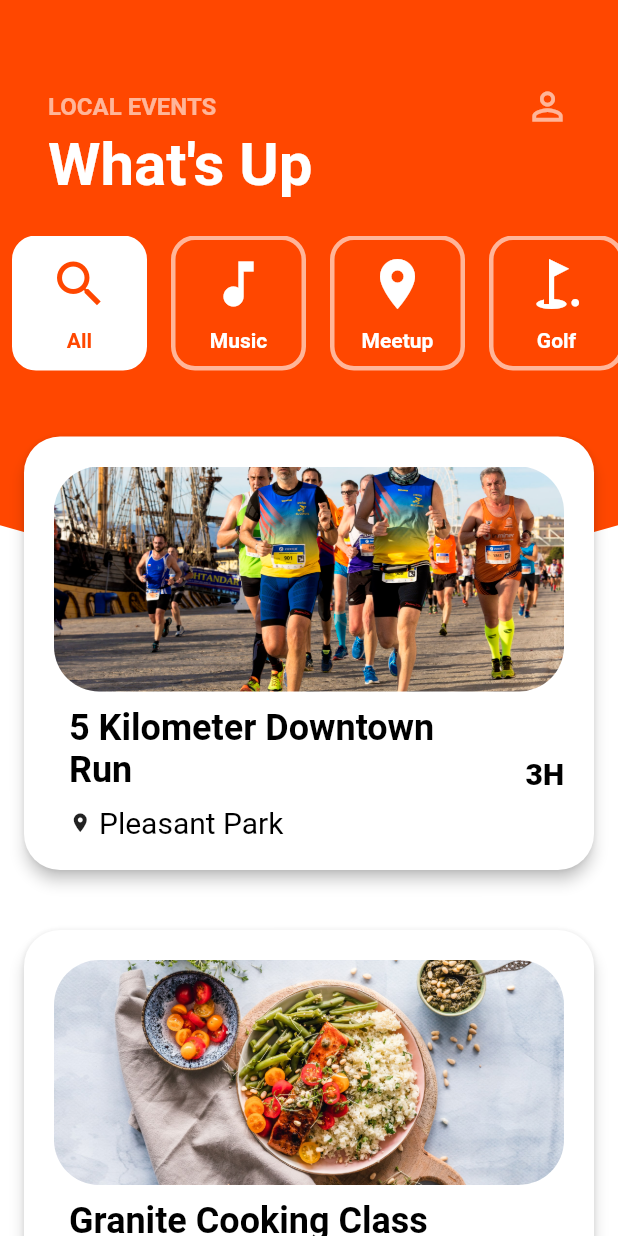
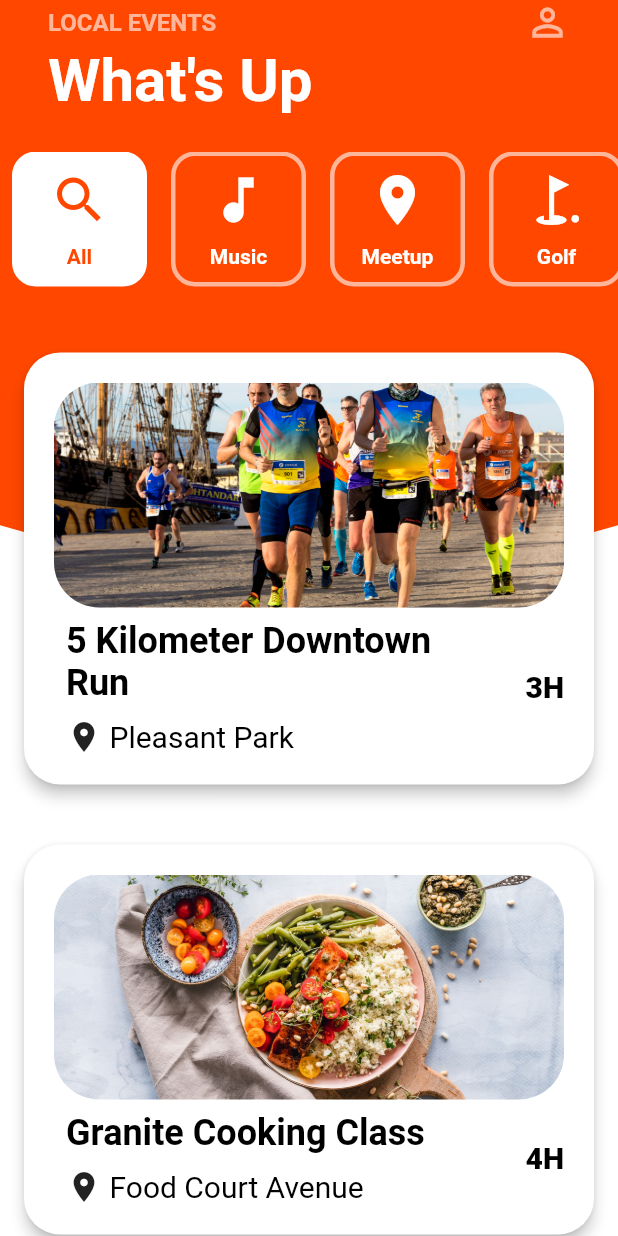
Before and after one commit to TechieBlossom/local_events_app, a Flutter app: the screen it shows after launch, on a phone screen of 412 x 824 dp. Run offline on Flutter 3.47's test engine with Material 2 defaults, Android fonts, the phone set to English and light mode, and no system bars.

Commit message:
final commit

```diff
--- a/lib/app_state.dart
+++ b/lib/app_state.dart
@@ -1,11 +1,11 @@
 import 'package:flutter/material.dart';
 
-class AppState extends ChangeNotifier{
+class AppState extends ChangeNotifier {
 
   int selectedCategoryId = 0;
 
-  updateCategoryId(int selectedCategoryId) {
-    this.selectedCategoryId = selectedCategoryId;
+  void updateCategoryId(int selectedCategoryId) {
+    this.selectedCategoryId  = selectedCategoryId;
     notifyListeners();
   }
 }
--- a/lib/main.dart
+++ b/lib/main.dart
@@ -1,5 +1,6 @@
 import 'package:flutter/material.dart';
-import 'package:localeventsapp/ui/homepage/homepage.dart';
+
+import 'ui/homepage/home_page.dart';
 
 void main() => runApp(MyApp());
 
@@ -11,7 +12,6 @@ class MyApp extends StatelessWidget {
       debugShowCheckedModeBanner: false,
       theme: ThemeData(
         scaffoldBackgroundColor: Color(0xFFFFFFFF),
-        primarySwatch: Colors.blue,
         primaryColor: Color(0xFFFF4700),
       ),
       home: HomePage(),
--- a/lib/model/category.dart
+++ b/lib/model/category.dart
@@ -34,6 +34,7 @@ final golfCategory = Category(
 );
 
 final birthdayCategory = Category(
+  categoryId: 4,
   name: "Birthday",
   icon: Icons.cake,
 );
--- a/lib/model/event.dart
+++ b/lib/model/event.dart
@@ -22,6 +22,7 @@ final fiveKmRunEvent = Event(
     duration: "3h",
     punchLine1: "Marathon!",
     punchLine2: "The latest fad in foodology, get the inside scoup.",
+    galleryImages: [],
     categoryIds: [0, 1]);
 
 final cookingEvent = Event(
@@ -43,6 +44,7 @@ final musicConcert = Event(
     duration: "5h",
     punchLine1: "Music Lovers!",
     punchLine2: "The latest fad in foodology, get the inside scoup.",
+    galleryImages: ["assets/event_images/cooking_1.jpeg", "assets/event_images/cooking_2.jpeg", "assets/event_images/cooking_3.jpeg"],
     categoryIds: [0, 1]);
 
 final golfCompetition = Event(
@@ -53,6 +55,12 @@ final golfCompetition = Event(
     duration: "1d",
     punchLine1: "Golf!",
     punchLine2: "The latest fad in foodology, get the inside scoup.",
+    galleryImages: ["assets/event_images/cooking_1.jpeg", "assets/event_images/cooking_2.jpeg", "assets/event_images/cooking_3.jpeg"],
     categoryIds: [0, 3]);
 
-final events = [fiveKmRunEvent, cookingEvent, musicConcert, golfCompetition];
+final events = [
+  fiveKmRunEvent,
+  cookingEvent,
+  musicConcert,
+  golfCompetition,
+];
--- a/lib/ui/homepage/category_widget.dart
+++ b/lib/ui/homepage/category_widget.dart
@@ -1,14 +1,14 @@
 import 'package:flutter/material.dart';
+import 'package:localeventsapp/styleguide.dart';
 import 'package:provider/provider.dart';
 
 import '../../app_state.dart';
 import '../../model/category.dart';
-import '../../styleguide.dart';
 
 class CategoryWidget extends StatelessWidget {
   final Category category;
 
-  const CategoryWidget({Key key, @required this.category}) : super(key: key);
+  const CategoryWidget({Key key, this.category}) : super(key: key);
 
   @override
   Widget build(BuildContext context) {
@@ -26,24 +26,23 @@ class CategoryWidget extends StatelessWidget {
         width: 90,
         height: 90,
         decoration: BoxDecoration(
-          border: Border.all(color: isSelected ? Colors.white : Color(0x99FFFFFF), width: 3,),
+          border: Border.all(color: isSelected ? Colors.white : Color(0x99FFFFFF), width: 3),
           borderRadius: BorderRadius.all(Radius.circular(16)),
           color: isSelected ? Colors.white : Colors.transparent,
         ),
         child: Column(
-          crossAxisAlignment: CrossAxisAlignment.center,
           mainAxisAlignment: MainAxisAlignment.center,
           children: <Widget>[
             Icon(
               category.icon,
+              color: isSelected ? Theme.of(context).primaryColor : Colors.white,
               size: 40,
-              color: isSelected ? Theme.of(context).primaryColor : Colors.white,
             ),
             SizedBox(height: 10,),
             Text(
               category.name,
               style: isSelected ? selectedCategoryTextStyle : categoryTextStyle,
-            ),
+            )
           ],
         ),
       ),
--- a/lib/ui/homepage/event_widget.dart
+++ b/lib/ui/homepage/event_widget.dart
@@ -1,7 +1,7 @@
 import 'package:flutter/material.dart';
-import 'package:localeventsapp/model/event.dart';
+import 'package:localeventsapp/styleguide.dart';
 
-import '../../styleguide.dart';
+import '../../model/event.dart';
 
 class EventWidget extends StatelessWidget {
   final Event event;
@@ -12,21 +12,17 @@ class EventWidget extends StatelessWidget {
   Widget build(BuildContext context) {
     return Card(
       margin: const EdgeInsets.symmetric(vertical: 20),
-      elevation: 4.0,
+      elevation: 4,
       color: Colors.white,
-      shape: RoundedRectangleBorder(
-        borderRadius: BorderRadius.all(
-          Radius.circular(24.0),
-        ),
-      ),
+      shape: RoundedRectangleBorder(borderRadius: BorderRadius.all(Radius.circular(24))),
       child: Padding(
-        padding: const EdgeInsets.all(20.0),
+        padding: const EdgeInsets.all(20),
         child: Column(
           crossAxisAlignment: CrossAxisAlignment.stretch,
           children: <Widget>[
             ClipRRect(
               borderRadius: BorderRadius.all(
-                Radius.circular(30.0),
+                Radius.circular(30),
               ),
               child: Image.asset(
                 event.imagePath,
@@ -35,10 +31,7 @@ class EventWidget extends StatelessWidget {
               ),
             ),
             Padding(
-              padding: const EdgeInsets.only(
-                top: 10,
-                left: 10,
-              ),
+              padding: const EdgeInsets.only(top: 8.0, left: 8.0),
               child: Row(
                 children: <Widget>[
                   Expanded(
@@ -56,17 +49,14 @@ class EventWidget extends StatelessWidget {
                         FittedBox(
                           child: Row(
                             children: <Widget>[
-                              Icon(
-                                Icons.location_on,
-                                size: 15,
-                              ),
+                              Icon(Icons.location_on),
                               SizedBox(
                                 width: 5,
                               ),
                               Text(
                                 event.location,
                                 style: eventLocationTextStyle,
-                              )
+                              ),
                             ],
                           ),
                         ),
@@ -77,8 +67,10 @@ class EventWidget extends StatelessWidget {
                     flex: 1,
                     child: Text(
                       event.duration.toUpperCase(),
-                      style: eventLocationTextStyle.copyWith(fontWeight: FontWeight.w900),
                       textAlign: TextAlign.right,
+                      style: eventLocationTextStyle.copyWith(
+                        fontWeight: FontWeight.w900,
+                      ),
                     ),
                   ),
                 ],
--- /dev/null
+++ b/lib/ui/homepage/home_page.dart
@@ -0,0 +1,95 @@
+import 'package:flutter/material.dart';
+import 'package:localeventsapp/model/category.dart';
+import 'package:localeventsapp/model/event.dart';
+import 'package:localeventsapp/styleguide.dart';
+import 'package:localeventsapp/ui/event_details/event_details_page.dart';
+import 'package:provider/provider.dart';
+
+import '../../app_state.dart';
+import 'category_widget.dart';
+import 'event_widget.dart';
+import 'home_page_background.dart';
+
+class HomePage extends StatelessWidget {
+  @override
+  Widget build(BuildContext context) {
+    return Scaffold(
+      body: ChangeNotifierProvider<AppState>(
+        create: (_) => AppState(),
+        child: Stack(
+          children: <Widget>[
+            HomePageBackground(
+              screenHeight: MediaQuery.of(context).size.height,
+            ),
+            SafeArea(
+              child: SingleChildScrollView(
+                child: Column(
+                  crossAxisAlignment: CrossAxisAlignment.start,
+                  children: <Widget>[
+                    Padding(
+                      padding: const EdgeInsets.symmetric(horizontal: 32.0),
+                      child: Row(
+                        children: <Widget>[
+                          Text(
+                            "LOCAL EVENTS",
+                            style: fadedTextStyle,
+                          ),
+                          Spacer(),
+                          Icon(
+                            Icons.person_outline,
+                            color: Color(0x99FFFFFF),
+                            size: 30,
+                          ),
+                        ],
+                      ),
+                    ),
+                    Padding(
+                      padding: const EdgeInsets.symmetric(horizontal: 32.0),
+                      child: Text(
+                        "What's Up",
+                        style: whiteHeadingTextStyle,
+                      ),
+                    ),
+                    Padding(
+                      padding: const EdgeInsets.symmetric(vertical: 24.0),
+                      child: Consumer<AppState>(
+                        builder: (context, appState, _) => SingleChildScrollView(
+                          scrollDirection: Axis.horizontal,
+                          child: Row(
+                            children: <Widget>[for (final category in categories) CategoryWidget(category: category)],
+                          ),
+                        ),
+                      ),
+                    ),
+                    Padding(
+                      padding: const EdgeInsets.symmetric(horizontal: 16.0),
+                      child: Consumer<AppState>(
+                        builder: (context, appState, _) => Column(
+                          children: <Widget>[
+                            for (final event in events.where((e) => e.categoryIds.contains(appState.selectedCategoryId)))
+                              GestureDetector(
+                                onTap: () {
+                                  Navigator.of(context).push(
+                                    MaterialPageRoute(
+                                      builder: (context) => EventDetailsPage(event: event),
+                                    ),
+                                  );
+                                },
+                                child: EventWidget(
+                                  event: event,
+                                ),
+                              )
+                          ],
+                        ),
+                      ),
+                    ),
+                  ],
+                ),
+              ),
+            ),
+          ],
+        ),
+      ),
+    );
+  }
+}
--- a/lib/ui/homepage/homepage_background.dart
+++ b/lib/ui/homepage/home_page_background.dart
@@ -1,13 +1,15 @@
 import 'package:flutter/material.dart';
 
 class HomePageBackground extends StatelessWidget {
+
   final screenHeight;
 
-  const HomePageBackground({Key key, this.screenHeight}) : super(key: key);
+  const HomePageBackground({Key key, @required this.screenHeight}) : super(key: key);
 
   @override
   Widget build(BuildContext context) {
-    final themeData = Theme.of(context);
+    final themeData  = Theme.of(context);
+
     return ClipPath(
       clipper: BottomShapeClipper(),
       child: Container(
@@ -34,4 +36,5 @@ class BottomShapeClipper extends CustomClipper<Path> {
   bool shouldReclip(CustomClipper<Path> oldClipper) {
     return true;
   }
+
 }
--- a/lib/ui/homepage/homepage.dart
+++ /dev/null
@@ -1,104 +0,0 @@
-import 'package:flutter/material.dart';
-import 'package:localeventsapp/app_state.dart';
-import 'package:localeventsapp/model/category.dart';
-import 'package:localeventsapp/model/event.dart';
-import 'package:localeventsapp/styleguide.dart';
-import 'package:localeventsapp/ui/event_details/event_detail_background.dart';
-import 'package:localeventsapp/ui/event_details/event_details_page.dart';
-import 'package:provider/provider.dart';
-
-import 'category_widget.dart';
-import 'event_widget.dart';
-import 'homepage_background.dart';
-
-class HomePage extends StatelessWidget {
-  @override
-  Widget build(BuildContext context) {
-    final screenHeight = MediaQuery.of(context).size.height;
-
-    return Scaffold(
-      body: ChangeNotifierProvider<AppState>(
-        create: (_) => AppState(),
-        child: Stack(
-          children: <Widget>[
-            HomePageBackground(
-              screenHeight: screenHeight,
-            ),
-            SingleChildScrollView(
-              child: Column(
-                crossAxisAlignment: CrossAxisAlignment.start,
-                children: <Widget>[
-                  SizedBox(
-                    height: 56,
-                  ),
-                  Padding(
-                    padding: const EdgeInsets.symmetric(horizontal: 32.0),
-                    child: Row(
-                      crossAxisAlignment: CrossAxisAlignment.center,
-                      children: <Widget>[
-                        Text("LOCAL EVENTS", style: fadedTextStyle),
-                        Spacer(),
-                        Icon(
-                          Icons.person_outline,
-                          color: Color(0x99FFFFFF),
-                          size: 30,
-                        )
-                      ],
-                    ),
-                  ),
-                  Padding(
-                    padding: const EdgeInsets.symmetric(horizontal: 32.0),
-                    child: Text(
-                      "What's Up",
-                      style: whiteHeadingTextStyle,
-                    ),
-                  ),
-                  Padding(
-                    padding: const EdgeInsets.symmetric(vertical: 24.0),
-                    child: Consumer<AppState>(
-                      builder: (context, appState, _) => SingleChildScrollView(
-                        scrollDirection: Axis.horizontal,
-                        child: Row(
-                          children: <Widget>[
-                            for (final category in categories)
-                              CategoryWidget(
-                                category: category,
-                              ),
-                          ],
-                        ),
-                      ),
-                    ),
-                  ),
-                  Padding(
-                    padding: const EdgeInsets.symmetric(horizontal: 16.0),
-                    child: Consumer<AppState>(
-                      builder: (context, appState, _) {
-                        return Column(
-                          children: <Widget>[
-                            for (final event in events.where((e) => e.categoryIds.contains(appState.selectedCategoryId)))
-                              GestureDetector(
-                                child: EventWidget(event: event),
-                                onTap: () {
-                                  Navigator.of(context).push(
-                                    MaterialPageRoute(
-                                      builder: (context) => EventDetailsPage(
-                                        event: event,
-                                      ),
-                                    ),
-                                  );
-                                },
-                              ),
-                          ],
-                        );
-                      },
-                    ),
-                  ),
-                ],
-              ),
-            ),
-          ],
-        ),
-      ),
-    );
-  }
-}
```
Also changed, not shown: lib/ui/event_details/event_detail_background.dart (deleted, +0 -29 lines), lib/ui/event_details/event_details_background.dart (added, +49 -0 lines), lib/ui/event_details/event_details_content.dart (renamed from lib/ui/event_details/event_detail_content.dart, +39 -23 lines), lib/ui/event_details/event_details_page.dart (+5 -5 lines).
